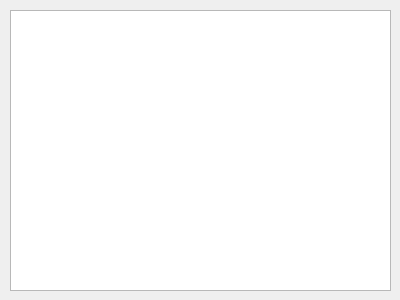
This is CFB_Cursos/QT/banco_de_dados/agenda/form_pesquisa.ui in marcospontoexe/Cpp as Qt 5 draws it before an edit. The edited form follows.
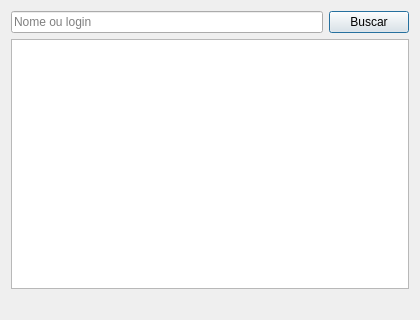
This is the edited form.

Commit message: fix(agenda): rebuild user search dialog so the project compiles

Diff of the .ui file:
```diff
--- a/CFB_Cursos/QT/banco_de_dados/agenda/form_pesquisa.ui
+++ b/CFB_Cursos/QT/banco_de_dados/agenda/form_pesquisa.ui
@@ -6,23 +6,59 @@
    <rect>
     <x>0</x>
     <y>0</y>
-    <width>400</width>
-    <height>300</height>
+    <width>420</width>
+    <height>320</height>
    </rect>
   </property>
   <property name="windowTitle">
    <string>Dialog</string>
   </property>
-  <widget class="QTableWidget" name="tableWidget">
-   <property name="geometry">
-    <rect>
-     <x>10</x>
-     <y>10</y>
-     <width>381</width>
-     <height>281</height>
-    </rect>
-   </property>
-  </widget>
+  <layout class="QVBoxLayout" name="verticalLayout">
+   <item>
+    <layout class="QHBoxLayout" name="horizontalLayout">
+     <item>
+      <widget class="QLineEdit" name="lineEdit_busca">
+       <property name="placeholderText">
+        <string>Nome ou login</string>
+       </property>
+       <property name="clearButtonEnabled">
+        <bool>true</bool>
+       </property>
+      </widget>
+     </item>
+     <item>
+      <widget class="QPushButton" name="pushButton_buscar">
+       <property name="text">
+        <string>Buscar</string>
+       </property>
+       <property name="default">
+        <bool>true</bool>
+       </property>
+      </widget>
+     </item>
+    </layout>
+   </item>
+   <item>
+    <widget class="QTableWidget" name="tableWidget">
+     <property name="editTriggers">
+      <set>QAbstractItemView::NoEditTriggers</set>
+     </property>
+     <property name="selectionBehavior">
+      <enum>QAbstractItemView::SelectRows</enum>
+     </property>
+     <property name="alternatingRowColors">
+      <bool>true</bool>
+     </property>
+    </widget>
+   </item>
+   <item>
+    <widget class="QLabel" name="label_total">
+     <property name="text">
+      <string/>
+     </property>
+    </widget>
+   </item>
+  </layout>
  </widget>
  <resources/>
  <connections/>
```
Left out of the diff: 2 changed lines with no effect on the pictures. The commit also changes 2 other files.
